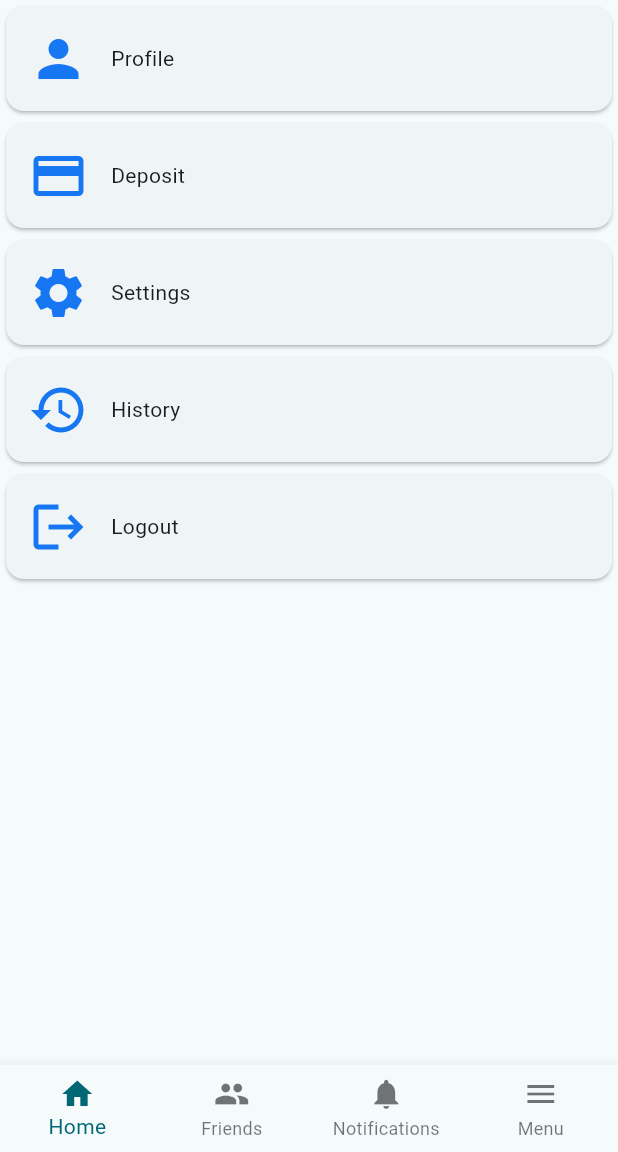
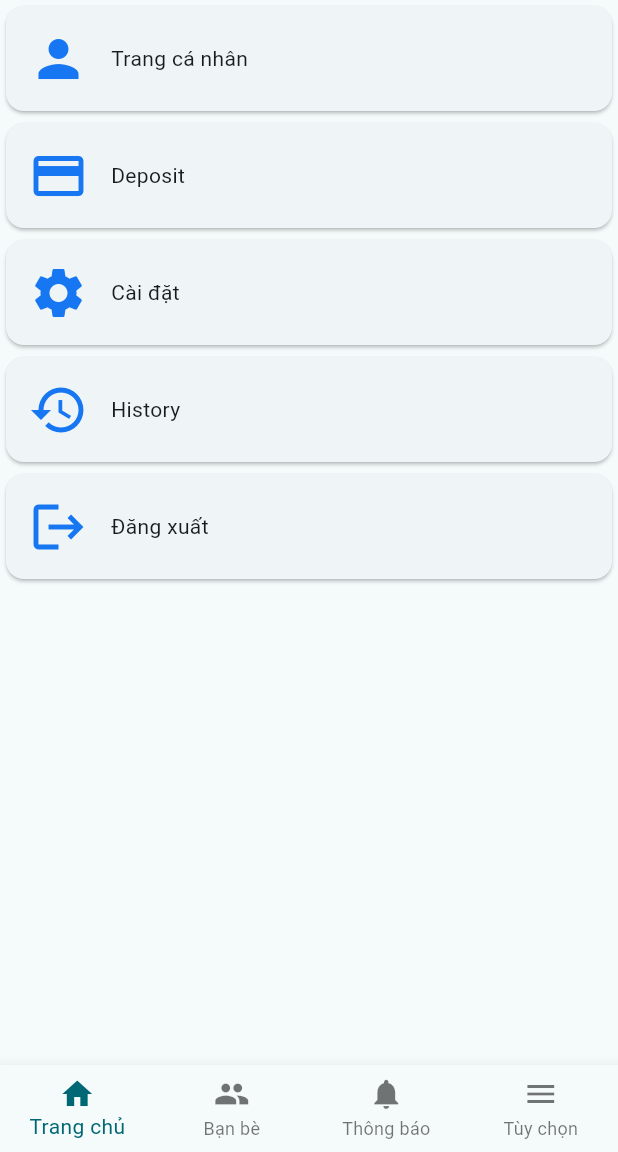
Before and after one commit to henrynguyen13/it4788, a Flutter app: the HomeScreen screen opened directly, swiped to page 4, on a phone screen of 412 x 824 dp, the part 84-1236 px from its top. Run offline on Flutter 3.47's test engine with Material 3 defaults, Android fonts, the phone set to English and light mode, and no system bars; our stand-ins replace dio, email_validator, expandable_text, flutter_animate, flutter_secure_storage, font_awesome_flutter and 1 more; accounts and stored records are empty; network calls fail.

```diff
--- a/lib/home/home_screen.dart
+++ b/lib/home/home_screen.dart
@@ -57,7 +57,7 @@ class _HomeScreenState extends State<HomeScreen> {
           ),
         ],
       ),
-      body: PageView(controller: _pageController, children: [
+      body: PageView(controller: _pageController, children: const [
         PostScreen(key: PageStorageKey('postScreen')),
         AddFriendScreen(key: PageStorageKey('addFriendScreen')),
         NotificationScreen(key: PageStorageKey('notificationScreen')),
@@ -75,19 +75,19 @@ class _HomeScreenState extends State<HomeScreen> {
         items: const <BottomNavigationBarItem>[
           BottomNavigationBarItem(
             icon: Icon(Icons.home),
-            label: 'Home',
+            label: 'Trang chủ',
           ),
           BottomNavigationBarItem(
             icon: Icon(Icons.people),
-            label: 'Friends',
+            label: 'Bạn bè',
           ),
           BottomNavigationBarItem(
             icon: Icon(Icons.notifications),
-            label: 'Notifications',
+            label: 'Thông báo',
           ),
           BottomNavigationBarItem(
             icon: Icon(Icons.menu),
-            label: 'Menu',
+            label: 'Tùy chọn',
           ),
         ],
       ),
--- a/lib/home/menu_screen.dart
+++ b/lib/home/menu_screen.dart
@@ -59,7 +59,7 @@ class _MenuScreenState extends State<MenuScreen> {
           if (index == 0) {
             return MenuItem(
               icon: Icons.person,
-              text: "Profile",
+              text: "Trang cá nhân",
               function: () {
                 handleNavToPersonalPage();
               },
@@ -75,7 +75,7 @@ class _MenuScreenState extends State<MenuScreen> {
           if (index == 2) {
             return MenuItem(
               icon: Icons.settings,
-              text: "Settings",
+              text: "Cài đặt",
               function: () {},
             );
           }
@@ -89,7 +89,7 @@ class _MenuScreenState extends State<MenuScreen> {
           if (index == 4) {
             return MenuItem(
               icon: Icons.logout,
-              text: "Logout",
+              text: "Đăng xuất",
               function: () {
                 _logOut();
               },
```
Also changed, not shown: lib/Comment/commentPage.dart (+27 -6 lines), lib/comment/commentBox.dart (+12 -6 lines).
